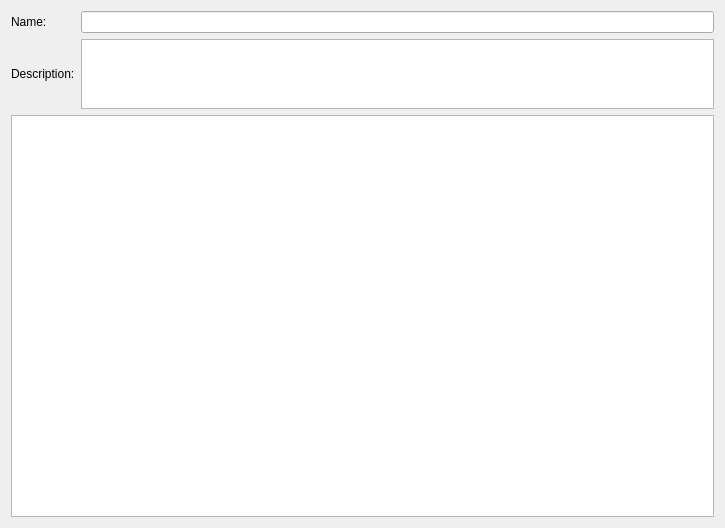
The window that cpartwindow.ui (birkeh/qtStoryWriter) describes before a commit, drawn with Qt 5.
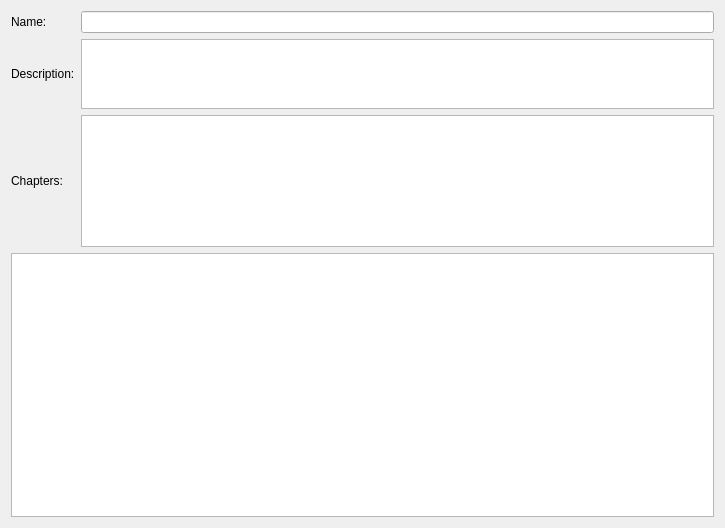
The same window after the commit. Custom widgets are drawn as their Qt base class.

What changed in the file:
```diff
--- a/cpartwindow.ui
+++ b/cpartwindow.ui
@@ -15,10 +15,20 @@
   </property>
   <layout class="QGridLayout" name="gridLayout_2">
    <item row="0" column="0">
-    <layout class="QGridLayout" name="gridLayout" rowstretch="1,1,99">
+    <layout class="QGridLayout" name="gridLayout" rowstretch="1,1,5,10">
+     <item row="1" column="0">
+      <widget class="QLabel" name="label_2">
+       <property name="text">
+        <string>Description:</string>
+       </property>
+      </widget>
+     </item>
      <item row="0" column="1">
       <widget class="QLineEdit" name="m_lpName"/>
      </item>
+     <item row="3" column="0" colspan="2">
+      <widget class="cTextEdit" name="m_lpText"/>
+     </item>
      <item row="0" column="0">
       <widget class="QLabel" name="label">
        <property name="text">
@@ -26,19 +36,32 @@
        </property>
       </widget>
      </item>
-     <item row="1" column="0">
-      <widget class="QLabel" name="label_2">
-       <property name="text">
-        <string>Description:</string>
-       </property>
-      </widget>
-     </item>
-     <item row="2" column="0" colspan="2">
-      <widget class="cTextEdit" name="m_lpText"/>
-     </item>
      <item row="1" column="1">
       <widget class="QTextEdit" name="m_lpDescription"/>
      </item>
+     <item row="2" column="0">
+      <widget class="QLabel" name="label_3">
+       <property name="text">
+        <string>Chapters:</string>
+       </property>
+      </widget>
+     </item>
+     <item row="2" column="1">
+      <widget class="QTreeView" name="m_lpChapterList">
+       <property name="editTriggers">
+        <set>QAbstractItemView::NoEditTriggers</set>
+       </property>
+       <property name="alternatingRowColors">
+        <bool>true</bool>
+       </property>
+       <property name="rootIsDecorated">
+        <bool>false</bool>
+       </property>
+       <attribute name="headerVisible">
+        <bool>false</bool>
+       </attribute>
+      </widget>
+     </item>
     </layout>
    </item>
   </layout>
```
Left out of the diff: 6 changed lines with no effect on the pictures.
